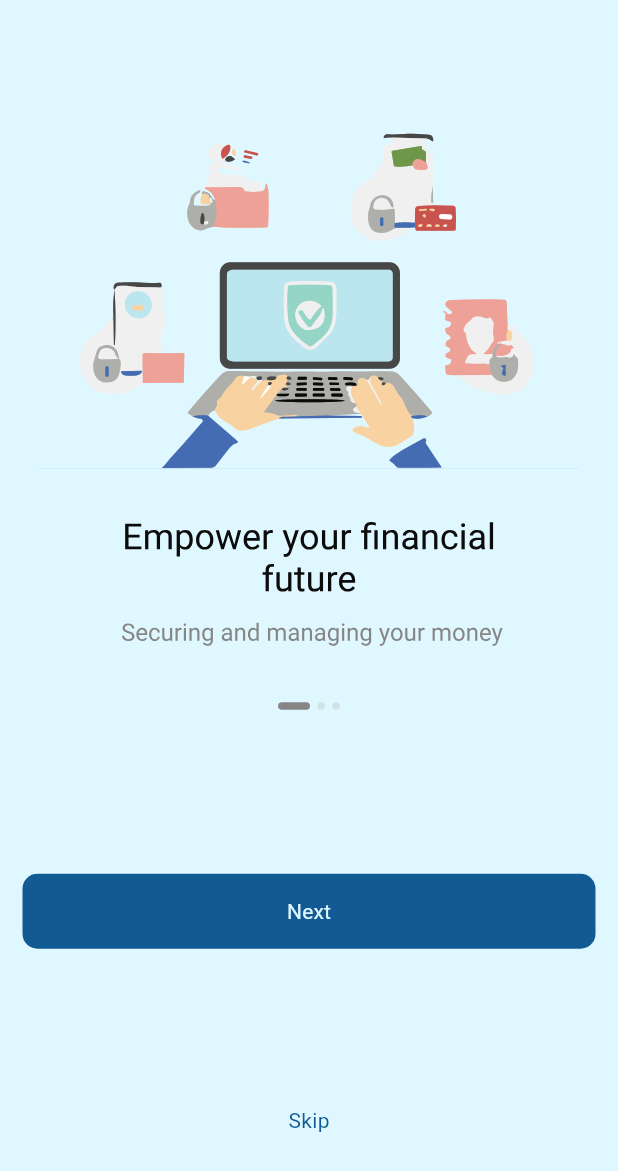
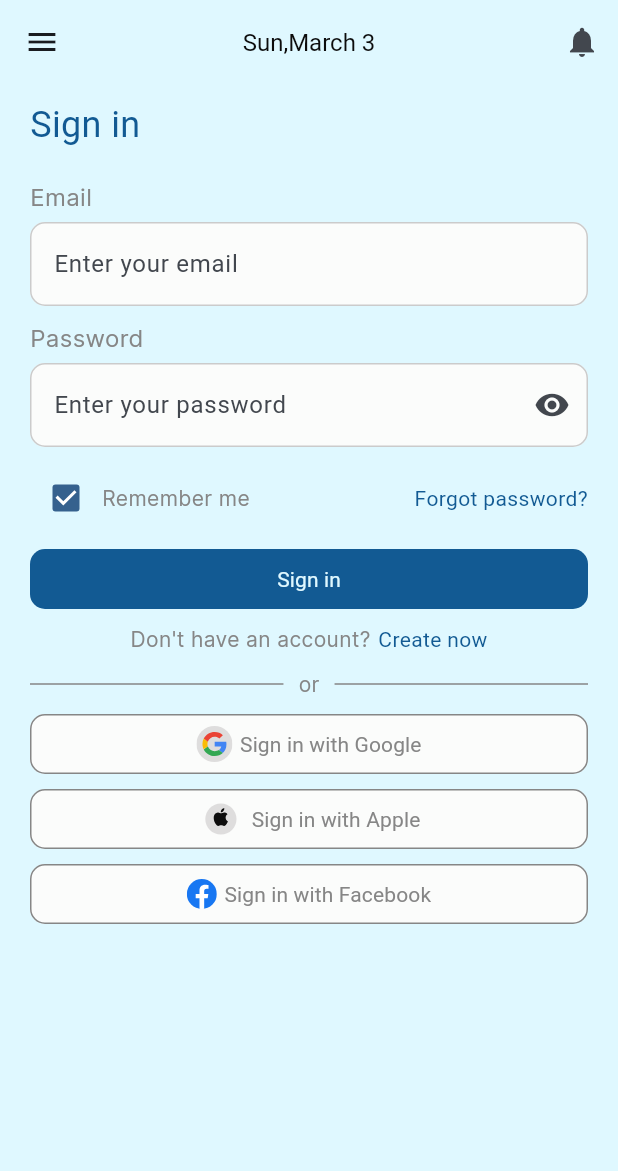
Before and after one commit to PraveenRandeniya/DimeKeeper, a Flutter app: the screen it shows after launch, on a phone screen of 412 x 824 dp. Shown: the top 1171 px of the screen. Run offline on Flutter 3.47's test engine with Material 3 defaults, Android fonts, the phone set to English and light mode, and no system bars; drawn by our look-alikes of expandable_page_view; our stand-ins replace flutter_svg.

Commit message:
finalized the front end of the sign in screen

```diff
--- a/lib/components/buttonstyle.dart
+++ b/lib/components/buttonstyle.dart
@@ -12,7 +12,7 @@ class PrimaryButtonWidget extends StatelessWidget {
   @override
   Widget build(BuildContext context) {
     return Container(
-      height: 50,
+      height: 40,
       width: double.infinity,
       decoration: BoxDecoration(
         color: Color(0xFF125A93),
@@ -28,3 +28,45 @@ class PrimaryButtonWidget extends StatelessWidget {
     );
   }
 }
+
+class SocialMediaButtons extends StatelessWidget {
+  SocialMediaButtons({super.key, this.myIcon, this.myText});
+
+  late Widget? myIcon;
+  late String? myText;
+
+  @override
+  Widget build(BuildContext context) {
+    return SizedBox(
+      height: 40.0,
+      child: TextButton(
+        style: ButtonStyle(
+          backgroundColor: MaterialStateProperty.all<Color>(Color(0xFFFBFCFB)),
+          shape: MaterialStateProperty.all<RoundedRectangleBorder>(
+            RoundedRectangleBorder(
+              side: BorderSide(
+                color: Color(0xFF868686),
+                width: 1.0,
+              ),
+              borderRadius: BorderRadius.circular(10.0),
+            ),
+          ),
+        ),
+        onPressed: () {},
+        child: Row(
+          mainAxisAlignment: MainAxisAlignment.center,
+          children: [
+            myIcon!,
+            SizedBox(
+              width: 5.0,
+            ),
+            Text(
+              myText!,
+              style: TextRichGrayStyle(),
+            ),
+          ],
+        ),
+      ),
+    );
+  }
+}
--- /dev/null
+++ b/lib/components/textboxstyle.dart
@@ -0,0 +1,28 @@
+import 'package:flutter/material.dart';
+
+InputDecoration TextBoxStyleBasic(
+    {String? myHintText, Widget? mySuffixIcon, Widget? myPrefixIcon}) {
+  return InputDecoration(
+    prefixIcon: myPrefixIcon,
+    suffixIcon: mySuffixIcon,
+    hintText: myHintText,
+    // add borders
+    enabledBorder: OutlineInputBorder(
+      borderRadius: BorderRadius.circular(10.0),
+      borderSide: BorderSide(
+        width: 1.0,
+        color: Color(0xFFCBCBCB),
+      ),
+    ),
+    focusedBorder: OutlineInputBorder(
+      borderRadius: BorderRadius.circular(10.0),
+      borderSide: BorderSide(
+        width: 3.0,
+        color: Color(0xFF125A93),
+      ),
+    ),
+    // background color white
+    fillColor: Color(0xFFFBFCFB),
+    filled: true,
+  );
+}
--- a/lib/components/textstyle.dart
+++ b/lib/components/textstyle.dart
@@ -15,3 +15,43 @@ TextStyle TextRichBlueStyle() {
       fontFamily: 'Roboto',
       fontWeight: FontWeight.w400);
 }
+
+TextStyle TextRichGrayStyle() {
+  return TextStyle(
+      color: Color(0xFF868686),
+      fontSize: 14.0,
+      fontFamily: 'Roboto',
+      fontWeight: FontWeight.w400);
+}
+
+TextStyle TextBlackStyleTopNavHeading() {
+  return TextStyle(
+      color: Color(0xFF0C0C0C),
+      fontSize: 16.0,
+      fontFamily: 'Roboto',
+      fontWeight: FontWeight.w400);
+}
+
+TextStyle TextRichBlueHeadingStyle() {
+  return TextStyle(
+      color: Color(0xFF125A93),
+      fontSize: 24.0,
+      fontFamily: 'Roboto',
+      fontWeight: FontWeight.w400);
+}
+
+TextStyle TextGrayStyleLabelHeading() {
+  return TextStyle(
+      color: Color(0xFF868686),
+      fontSize: 16.0,
+      fontFamily: 'Inter',
+      fontWeight: FontWeight.w500);
+}
+
+TextStyle TextGrayStyleMinorLabel() {
+  return TextStyle(
+      color: Color(0xFF868686),
+      fontSize: 14.0,
+      fontFamily: 'Inter',
+      fontWeight: FontWeight.w400);
+}
--- a/lib/main.dart
+++ b/lib/main.dart
@@ -1,4 +1,5 @@
 import 'package:dimekeeper/screens/onboardingscreen.dart';
+import 'package:dimekeeper/screens/signupscreen.dart';
 import 'package:dimekeeper/screens/splashscreen.dart';
 import 'package:flutter/material.dart';
 
@@ -8,8 +9,9 @@
       debugShowCheckedModeBanner: false,
       theme: ThemeData(
         scaffoldBackgroundColor: Color(0xFFDFF8FF),
+        colorSchemeSeed: Color(0xFF125A93),
       ),
-      home: OnBoardinScreen(),
+      home: SignUpScreen(),
     ),
   );
 }
--- a/lib/screens/setupmenuscreen.dart
+++ b/lib/screens/setupmenuscreen.dart
@@ -1 +1,10 @@
 import 'package:flutter/material.dart';
+
+class MyWidget extends StatelessWidget {
+  const MyWidget({super.key});
+
+  @override
+  Widget build(BuildContext context) {
+    return const Placeholder();
+  }
+}
--- /dev/null
+++ b/lib/screens/signupscreen.dart
@@ -0,0 +1,189 @@
+import 'package:dimekeeper/components/textstyle.dart';
+import 'package:flutter/cupertino.dart';
+import 'package:flutter/material.dart';
+import 'package:flutter/widgets.dart';
+import 'package:flutter_svg/flutter_svg.dart';
+import 'package:intl/intl.dart';
+import 'package:dimekeeper/components/buttonstyle.dart';
+import 'package:dimekeeper/components/textboxstyle.dart';
+
+class SignUpScreen extends StatelessWidget {
+  const SignUpScreen({super.key});
+
+  @override
+  Widget build(BuildContext context) {
+    return Scaffold(
+      extendBodyBehindAppBar: true,
+      appBar: AppBar(
+        backgroundColor: Colors.transparent,
+        title: Text(
+          DateFormat('E,MMMM d').format(DateTime.now()),
+          style: TextBlackStyleTopNavHeading(),
+        ),
+        centerTitle: true,
+        leading: Icon(Icons.menu),
+        actions: [
+          IconButton(
+            onPressed: () {},
+            icon: Icon(Icons.notifications),
+          ),
+        ],
+      ),
+      body: SingleChildScrollView(
+        child: SafeArea(
+          child: Padding(
+            padding: const EdgeInsets.only(
+                top: 10.0, bottom: 10.0, left: 20.0, right: 20.0),
+            child: Column(
+              crossAxisAlignment: CrossAxisAlignment.start,
+              children: [
+                Text(
+                  "Sign in",
+                  style: TextRichBlueHeadingStyle(),
+                ),
+                SizedBox(
+                  height: 20.0,
+                ),
+                Text(
+                  "Email",
+                  style: TextGrayStyleLabelHeading(),
+                ),
+                SizedBox(
+                  height: 5.0,
+                ),
+                TextField(
+                  keyboardType: TextInputType.emailAddress,
+                  decoration: TextBoxStyleBasic(
+                    myHintText: "Enter your email",
+                  ),
+                  // make outline border color gray
+                  style: TextStyle(
+                    color: Color(0xFF868686),
+                  ),
+                ),
+                SizedBox(
+                  height: 10.0,
+                ),
+                Text("Password", style: TextGrayStyleLabelHeading()),
+                SizedBox(
+                  height: 5.0,
+                ),
+                TextField(
+                  obscureText: true,
+                  decoration: TextBoxStyleBasic(
+                      myHintText: "Enter your password",
+                      mySuffixIcon: IconButton(
+                          onPressed: () {}, icon: Icon(Icons.visibility))),
+                  // make outline border color gray
+                  style: TextStyle(
+                    color: Color(0xFF868686),
+                  ),
+                ),
+                SizedBox(
+                  height: 10.0,
+                ),
+                Row(
+                  children: [
+                    // checkbox
+                    Expanded(
+                      child: Row(
+                        children: [
+                          Checkbox(value: true, onChanged: (value) {}),
+                          Text(
+                            "Remember me",
+                            style: TextGrayStyleMinorLabel(),
+                          ),
+                        ],
+                      ),
+                    ),
+                    Expanded(
+                      child: Text(
+                        "Forgot password?",
+                        style: TextRichBlueStyle(),
+                        textAlign: TextAlign.right,
+                      ),
+                    ),
+                  ],
+                ),
+                SizedBox(
+                  height: 10.0,
+                ),
+                PrimaryButtonWidget(
+                  mybuttonText: "Sign in",
+                  mybuttonFunction: () {},
+                ),
+                SizedBox(
+                  height: 10.0,
+                ),
+                Row(
+                  mainAxisAlignment: MainAxisAlignment.center,
+                  children: [
+                    Text(
+                      "Don't have an account?",
+                      style: TextGrayStyleMinorLabel(),
+                    ),
+                    SizedBox(
+                      width: 5.0,
+                    ),
+                    Text(
+                      "Create now",
+                      style: TextRichBlueStyle(),
+                    ),
+                  ],
+                ),
+                SizedBox(
+                  height: 10.0,
+                ),
+                Row(
+                  children: [
+                    Expanded(
+                      child: Divider(
+                        color: Color(0xFF868686),
+                      ),
+                    ),
+                    SizedBox(
+                      width: 10.0,
+                    ),
+                    Text(
+                      "or",
+                      style: TextGrayStyleMinorLabel(),
+                    ),
+                    SizedBox(
+                      width: 10.0,
+                    ),
+                    Expanded(
+                      child: Divider(
+                        color: Color(0xFF868686),
+                      ),
+                    ),
+                  ],
+                ),
+                SizedBox(
+                  height: 10.0,
+                ),
+                SocialMediaButtons(
+                  myIcon: SvgPicture.asset('images/google.svg'),
+                  myText: "Sign in with Google",
+                ),
+                SizedBox(
+                  height: 10.0,
+                ),
+                SocialMediaButtons(
+                  myIcon: SvgPicture.asset('images/apple.svg'),
+                  myText: "Sign in with Apple",
+                ),
+                SizedBox(
+                  height: 10.0,
+                ),
+                SocialMediaButtons(
+                  myIcon: SvgPicture.asset('images/facebook.svg'),
+                  myText: "Sign in with Facebook",
+                ),
+              ],
+            ),
+          ),
+        ),
+      ),
+    );
+  }
+}
--- a/pubspec.yaml
+++ b/pubspec.yaml
@@ -36,6 +36,7 @@ dependencies:
   cupertino_icons: ^1.0.6
   flutter_svg: ^2.0.10+1
   expandable_page_view: ^1.0.17
+  intl: ^0.19.0
 dev_dependencies:
   flutter_test:
     sdk: flutter
@@ -77,6 +78,9 @@ flutter:
       fonts:
         - asset: fonts/Roboto-Regular.ttf
 
+    - family: Inter
+      fonts:
+        - asset: fonts/Inter-Regular.ttf
   #   - family: Trajan Pro
   #     fonts:
   #       - asset: fonts/TrajanPro.ttf
```
Also changed, not shown: fonts/Inter-Regular.ttf (added), images/apple.svg (added), images/facebook.svg (added), images/google.svg (added), pubspec.lock, 1 other file.
